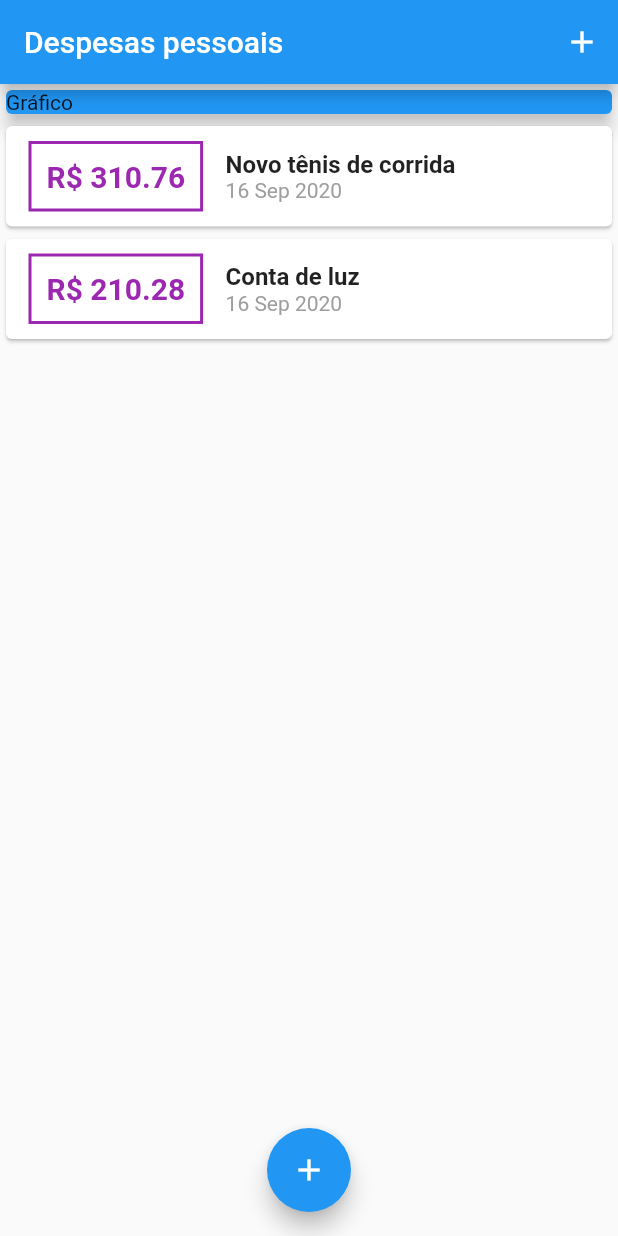
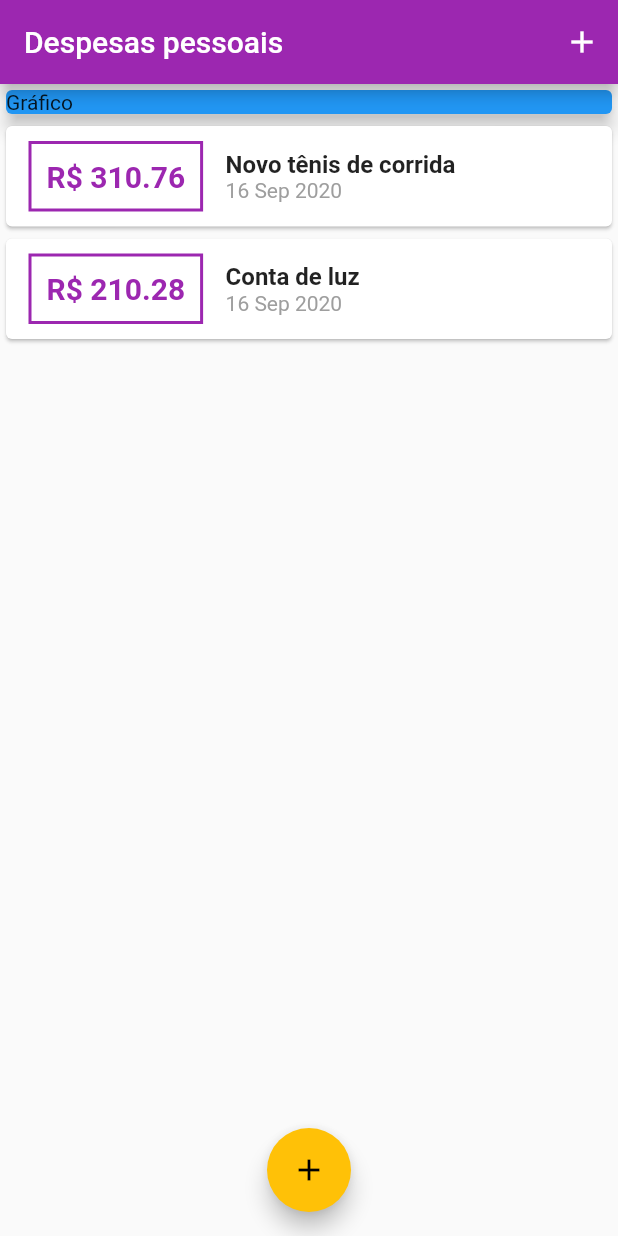
Before and after one commit to giovanizaghi/despesas_flutter, a Flutter app: the screen it shows after launch, on a phone screen of 412 x 824 dp. Run offline on Flutter 3.47's test engine with Material 2 defaults, Android fonts, the phone set to English and light mode, and no system bars.

Commit message:
Criação do tema

```diff
--- a/lib/components/transaction_list.dart
+++ b/lib/components/transaction_list.dart
@@ -22,14 +22,18 @@ class TransactionList extends StatelessWidget {
                   Container(
                     margin: EdgeInsets.symmetric(horizontal: 15, vertical: 10),
                     decoration: BoxDecoration(
-                        border: Border.all(color: Colors.purple, width: 2)),
+                        border: Border.all(
+                      color: Theme.of(context).primaryColor,
+                      width: 2,
+                    )),
                     padding: EdgeInsets.all(10),
                     child: Text(
                       "R\$ ${tr.value.toStringAsFixed(2)}",
                       style: TextStyle(
-                          fontWeight: FontWeight.bold,
-                          fontSize: 20,
-                          color: Colors.purple),
+                        fontWeight: FontWeight.bold,
+                        fontSize: 20,
+                        color: Theme.of(context).primaryColor,
+                      ),
                     ),
                   ),
                   Column(
--- a/lib/main.dart
+++ b/lib/main.dart
@@ -11,6 +11,10 @@ class DespesasApp extends StatelessWidget {
   Widget build(BuildContext context) {
     return MaterialApp(
       home: HomePage(),
+      theme: ThemeData(
+        primarySwatch: Colors.purple,
+        accentColor: Colors.amber,
+      ),
     );
   }
 }
```
